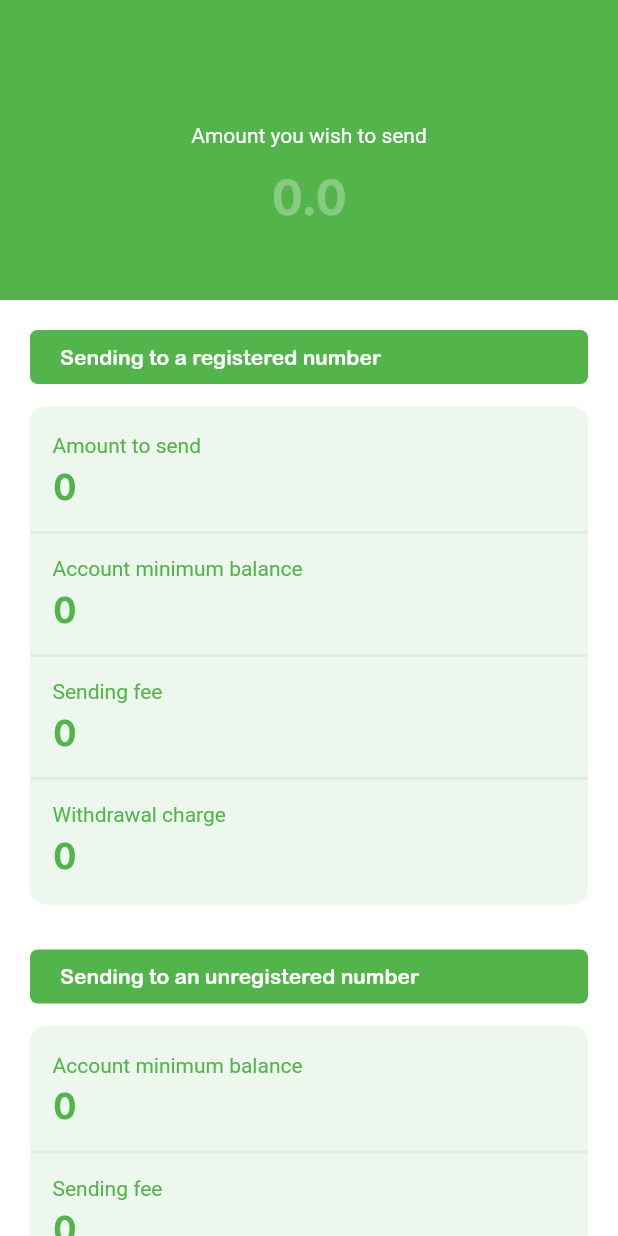
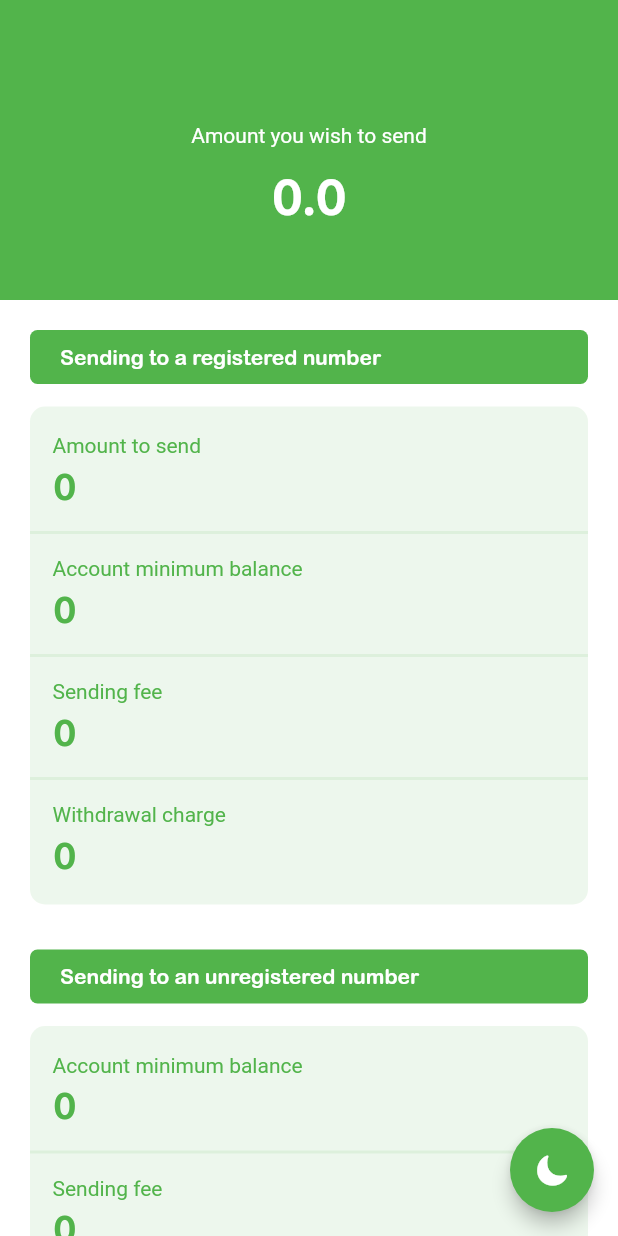
Before and after one commit to Inffinite/Mpesa-Fees, a Flutter app: the screen it shows after launch, on a phone screen of 412 x 824 dp. Run offline on Flutter 3.47's test engine with Material 2 defaults, Android fonts, the phone set to English and light mode, and no system bars; Roboto replaces fonts that are missing (SFNSR).

Commit message:
:hammer: Added dark theme support

```diff
--- a/lib/screens/Dashboard.dart
+++ b/lib/screens/Dashboard.dart
@@ -41,6 +41,13 @@ class _DashboardState extends State<Dashboard> {
 
   var notSupported = false;
   var atmNotSupported = false;
+
+  var mptheme = "light";
+
+  Color grn = Color(0xff52B44B);
+  Color white = Colors.white;
+
+  Color darkBlack = Color(0xff000000);
 
   calculateUnregisteredFees() {
     for (var i = 0; i < unregisteredUsers.length; i++) {
@@ -138,39 +145,64 @@ class _DashboardState extends State<Dashboard> {
     return WillPopScope(
       onWillPop: () async => false,
       child: Scaffold(
-        backgroundColor: Colors.white,
+        floatingActionButton: FloatingActionButton(
+          backgroundColor: grn,
+          elevation: 5.0,
+          onPressed: () {
+            if (mptheme == "light") {
+              setState(() {
+                mptheme = "dark";
+              });
+            } else {
+              setState(() {
+                mptheme = "light";
+              });
+            }
+          },
+          child: Container(
+            child: Icon(
+              mptheme == "light"
+                  ? CupertinoIcons.moon_fill
+                  : CupertinoIcons.sun_max_fill,
+              color: mptheme == "light" ? white : darkBlack,
+            ),
+          ),
+        ),
+        backgroundColor: mptheme == "light" ? white : darkBlack,
         body: SingleChildScrollView(
           child: Column(
             children: [
               Container(
                 height: 200.0,
                 width: double.infinity,
-                decoration: const BoxDecoration(
-                  color: Color(0xff52B44B),
+                decoration: BoxDecoration(
+                  color: grn,
                 ),
                 child: Column(
                   mainAxisAlignment: MainAxisAlignment.center,
                   crossAxisAlignment: CrossAxisAlignment.center,
                   children: [
                     const SizedBox(height: 50.0),
-                    const Text(
+                    Text(
                       "Amount you wish to send",
                       style: TextStyle(
-                        color: Colors.white,
+                        color: mptheme == "light" ? white : darkBlack,
                         fontFamily: 'SFNSR',
                       ),
                     ),
                     const SizedBox(height: 8.0),
                     CupertinoTextField(
-                      cursorColor: Colors.white,
+                      cursorColor: mptheme == "light" ? white : darkBlack,
                       keyboardType: TextInputType.number,
                       textAlign: TextAlign.center,
                       placeholder: "0.0",
                       placeholderStyle: TextStyle(
-                        color: Colors.white.withOpacity(0.3),
+                        color: mptheme == "light"
+                            ? white
+                            : darkBlack.withOpacity(0.3),
                       ),
-                      style: const TextStyle(
-                        color: Colors.white,
+                      style: TextStyle(
+                        color: mptheme == "light" ? white : darkBlack,
                         fontFamily: 'SFT-Bold',
                         fontSize: 32.0,
                       ),
@@ -254,14 +286,16 @@ class _DashboardState extends State<Dashboard> {
                               right: 20.0,
                             ),
                             decoration: BoxDecoration(
-                              color: Colors.white.withOpacity(0.3),
+                              color: mptheme == "light"
+                                  ? white
+                                  : darkBlack.withOpacity(0.3),
                               borderRadius: BorderRadius.circular(50.0),
                             ),
                             child: Text(
                               statusMessage,
                               style: TextStyle(
                                 fontFamily: 'AR',
-                                color: Colors.white,
+                                color: mptheme == "light" ? white : darkBlack,
                                 fontSize: 12.0,
                               ),
                             ),
@@ -273,13 +307,16 @@ class _DashboardState extends State<Dashboard> {
                 padding: const EdgeInsets.all(20.0),
                 child: Column(
                   children: [
-                    const TitleTab(title: "Sending to a registered number"),
+                    TitleTab(
+                      title: "Sending to a registered number",
+                      mptheme: mptheme,
+                    ),
                     const SizedBox(height: 15.0),
                     Container(
                       width: double.infinity,
                       padding: const EdgeInsets.symmetric(vertical: 10.0),
                       decoration: BoxDecoration(
-                        color: const Color(0xff52B44B).withOpacity(0.1),
+                        color: grn.withOpacity(0.1),
                         borderRadius: BorderRadius.circular(10.0),
                       ),
                       child: Column(
@@ -292,7 +329,7 @@ class _DashboardState extends State<Dashboard> {
                                       .toString()
                                       .replaceAll(',', ''))),
                           Divider(
-                            color: const Color(0xff52B44B).withOpacity(0.1),
+                            color: grn.withOpacity(0.1),
                             thickness: 2.0,
                           ),
                           AmountTag(
@@ -306,7 +343,7 @@ class _DashboardState extends State<Dashboard> {
                                   ),
                           ),
                           Divider(
-                            color: const Color(0xff52B44B).withOpacity(0.1),
+                            color: grn.withOpacity(0.1),
                             thickness: 2.0,
                           ),
                           AmountTag(
@@ -320,7 +357,7 @@ class _DashboardState extends State<Dashboard> {
                                   ),
                           ),
                           Divider(
-                            color: const Color(0xff52B44B).withOpacity(0.1),
+                            color: grn.withOpacity(0.1),
                             thickness: 2.0,
                           ),
                           AmountTag(
@@ -337,13 +374,16 @@ class _DashboardState extends State<Dashboard> {
                       ),
                     ),
                     const SizedBox(height: 30.0),
-                    const TitleTab(title: "Sending to an unregistered number"),
+                    TitleTab(
+                      title: "Sending to an unregistered number",
+                      mptheme: mptheme,
+                    ),
                     const SizedBox(height: 15.0),
                     Container(
                       width: double.infinity,
                       padding: const EdgeInsets.symmetric(vertical: 10.0),
                       decoration: BoxDecoration(
-                        color: const Color(0xff52B44B).withOpacity(0.1),
+                        color: grn.withOpacity(0.1),
                         borderRadius: BorderRadius.circular(10.0),
                       ),
                       child: Column(
@@ -359,7 +399,7 @@ class _DashboardState extends State<Dashboard> {
                                   ),
                           ),
                           Divider(
-                            color: const Color(0xff52B44B).withOpacity(0.1),
+                            color: grn.withOpacity(0.1),
                             thickness: 2.0,
                           ),
                           AmountTag(
@@ -376,13 +416,16 @@ class _DashboardState extends State<Dashboard> {
                       ),
                     ),
                     const SizedBox(height: 30.0),
-                    const TitleTab(title: "Withdraw at an agent"),
+                    TitleTab(
+                      title: "Withdraw at an agent",
+                      mptheme: mptheme,
+                    ),
                     const SizedBox(height: 15.0),
                     Container(
                       width: double.infinity,
                       padding: const EdgeInsets.symmetric(vertical: 10.0),
                       decoration: BoxDecoration(
-                        color: const Color(0xff52B44B).withOpacity(0.1),
+                        color: grn.withOpacity(0.1),
                         borderRadius: BorderRadius.circular(10.0),
                       ),
                       child: Column(
@@ -398,7 +441,7 @@ class _DashboardState extends State<Dashboard> {
                                   ),
                           ),
                           Divider(
-                            color: const Color(0xff52B44B).withOpacity(0.1),
+                            color: grn.withOpacity(0.1),
                             thickness: 2.0,
                           ),
                           AmountTag(
@@ -415,13 +458,16 @@ class _DashboardState extends State<Dashboard> {
                       ),
                     ),
                     const SizedBox(height: 30.0),
-                    const TitleTab(title: "Withdraw at an ATM"),
+                    TitleTab(
+                      title: "Withdraw at an ATM",
+                      mptheme: mptheme,
+                    ),
                     const SizedBox(height: 15.0),
                     Container(
                       width: double.infinity,
                       padding: const EdgeInsets.symmetric(vertical: 10.0),
                       decoration: BoxDecoration(
-                        color: const Color(0xff52B44B).withOpacity(0.1),
+                        color: grn.withOpacity(0.1),
                         borderRadius: BorderRadius.circular(10.0),
                       ),
                       child: Column(
@@ -438,7 +484,7 @@ class _DashboardState extends State<Dashboard> {
                                       ),
                           ),
                           Divider(
-                            color: const Color(0xff52B44B).withOpacity(0.1),
+                            color: grn.withOpacity(0.1),
                             thickness: 2.0,
                           ),
                           AmountTag(
--- a/lib/widgets/TitleTab.dart
+++ b/lib/widgets/TitleTab.dart
@@ -2,9 +2,11 @@ import 'package:flutter/material.dart';
 
 class TitleTab extends StatelessWidget {
   final String title;
+  final String mptheme;
 
   const TitleTab({
     required this.title,
+    required this.mptheme,
   });
 
   @override
@@ -23,10 +25,10 @@ class TitleTab extends StatelessWidget {
       ),
       child: Text(
         title,
-        style: const TextStyle(
+        style: TextStyle(
           fontFamily: "AR",
           fontSize: 14.0,
-          color: Colors.white,
+          color: mptheme == "light" ? Colors.white : Color(0xff000000),
         ),
       ),
     );
```
